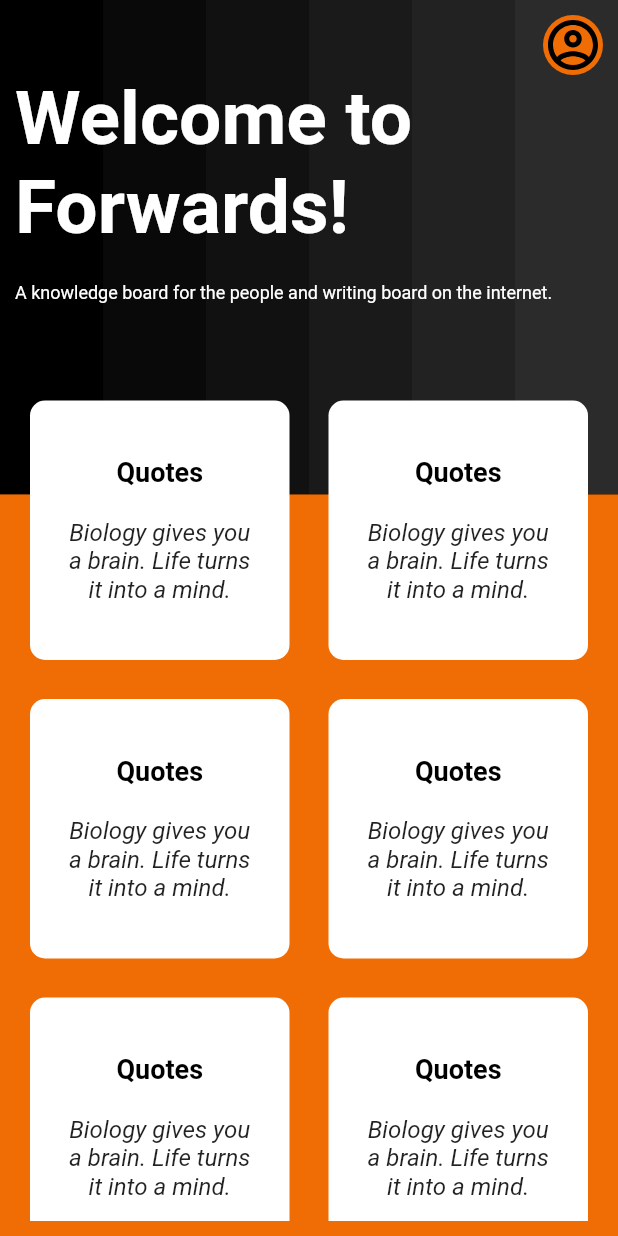
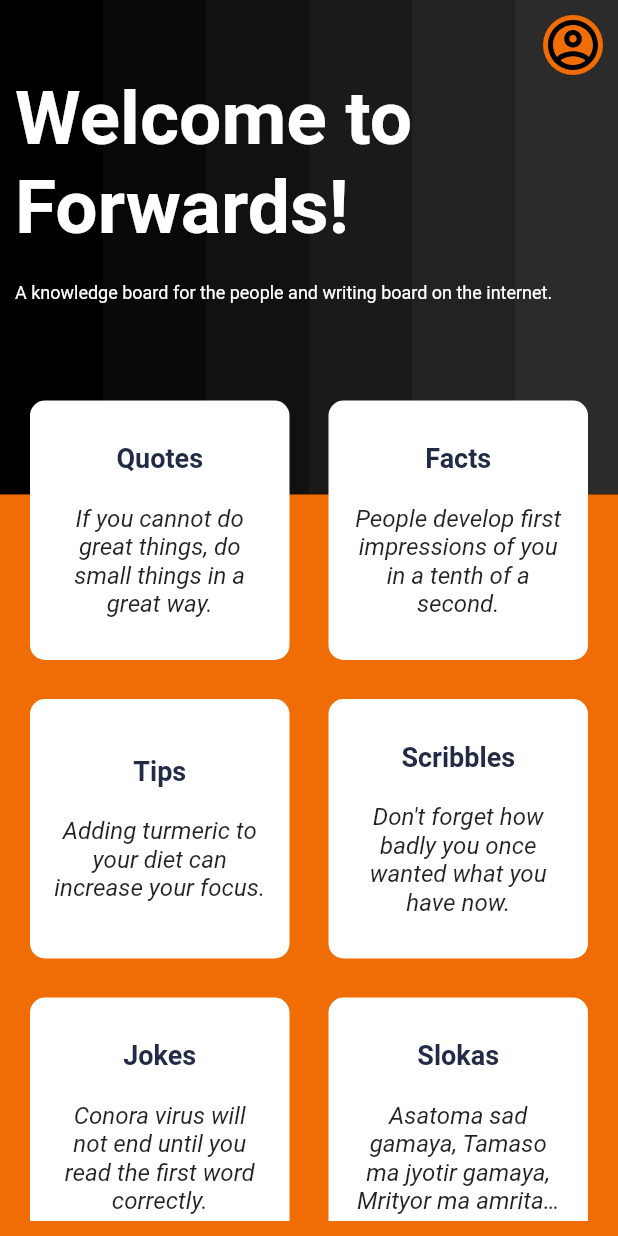
Before and after one commit to Saikumar-bs/app_1, a Flutter app: the screen it shows after launch, on a phone screen of 412 x 824 dp. Run offline on Flutter 3.47's test engine with Material 2 defaults, Android fonts, the phone set to English and light mode, and no system bars; our stand-ins replace flutter_svg.

Commit message:
different cards with different text

```diff
--- a/lib/card.dart
+++ b/lib/card.dart
@@ -1,8 +1,14 @@
+import 'package:app_1/constants.dart';
 import 'package:flutter/material.dart';
 
 class card extends StatelessWidget {
+  final title;
+  final matter;
+
   const card({
     Key? key,
+    this.title,
+    this.matter,
   }) : super(key: key);
 
   @override
@@ -15,26 +21,28 @@ class card extends StatelessWidget {
           borderRadius: BorderRadius.circular(10),
         ),
         child: Padding(
-          padding: const EdgeInsets.all(20.0),
+          padding: const EdgeInsets.all(16.0),
           child: Column(
             mainAxisAlignment: MainAxisAlignment.center,
             children: [
               Text(
-                "Quotes",
+                title,
                 textAlign: TextAlign.center,
                 style: TextStyle(
-                    color: Colors.black,
+                    color: kTextColor,
                     fontSize: 18.0,
                     fontWeight: FontWeight.bold),
               ),
               SizedBox(
                 height: 20.0,
               ),
-              Text("Biology gives you a brain. Life turns it into a mind.",
+              Text(matter,
+                  maxLines: 4,
                   textAlign: TextAlign.center,
                   style: TextStyle(
                     fontSize: 16.0,
                     fontStyle: FontStyle.italic,
+                    overflow: TextOverflow.ellipsis,
                   )),
             ],
           ),
--- a/lib/home_screen.dart
+++ b/lib/home_screen.dart
@@ -38,7 +38,9 @@ class HomeScreen extends StatelessWidget {
                       width: 40,
                       decoration: BoxDecoration(
                           color: Color(0XFFF06C04), shape: BoxShape.circle),
-                      child: SvgPicture.asset('assets/icons/profile.svg'),
+                      child: SvgPicture.asset(
+                        'assets/icons/profile.svg',
+                      ),
                     ),
                   ),
                   Text("Welcome to Forwards!",
@@ -69,12 +71,36 @@ class HomeScreen extends StatelessWidget {
                       crossAxisSpacing: 6.0,
                       mainAxisSpacing: 6.0,
                       children: <Widget>[
-                        card(),
-                        card(),
-                        card(),
-                        card(),
-                        card(),
-                        card(),
+                        card(
+                          title: "Quotes",
+                          matter:
+                              "If you cannot do great things, do small things in a great way.",
+                        ),
+                        card(
+                          title: "Facts",
+                          matter:
+                              "People develop first impressions of you in a tenth of a second.",
+                        ),
+                        card(
+                          title: "Tips",
+                          matter:
+                              "Adding turmeric to your diet can increase your focus.",
+                        ),
+                        card(
+                          title: "Scribbles",
+                          matter:
+                              "Don't forget how badly you once wanted what you have now.",
+                        ),
+                        card(
+                          title: "Jokes",
+                          matter:
+                              "Conora virus will not end until you read the first word correctly.",
+                        ),
+                        card(
+                          title: "Slokas",
+                          matter:
+                              "Asatoma sad gamaya, Tamaso ma jyotir gamaya, Mrityor ma amritam gamaya, Om shanti, shanti, shanti hi",
+                        ),
                       ],
                     ),
                   ),
```
